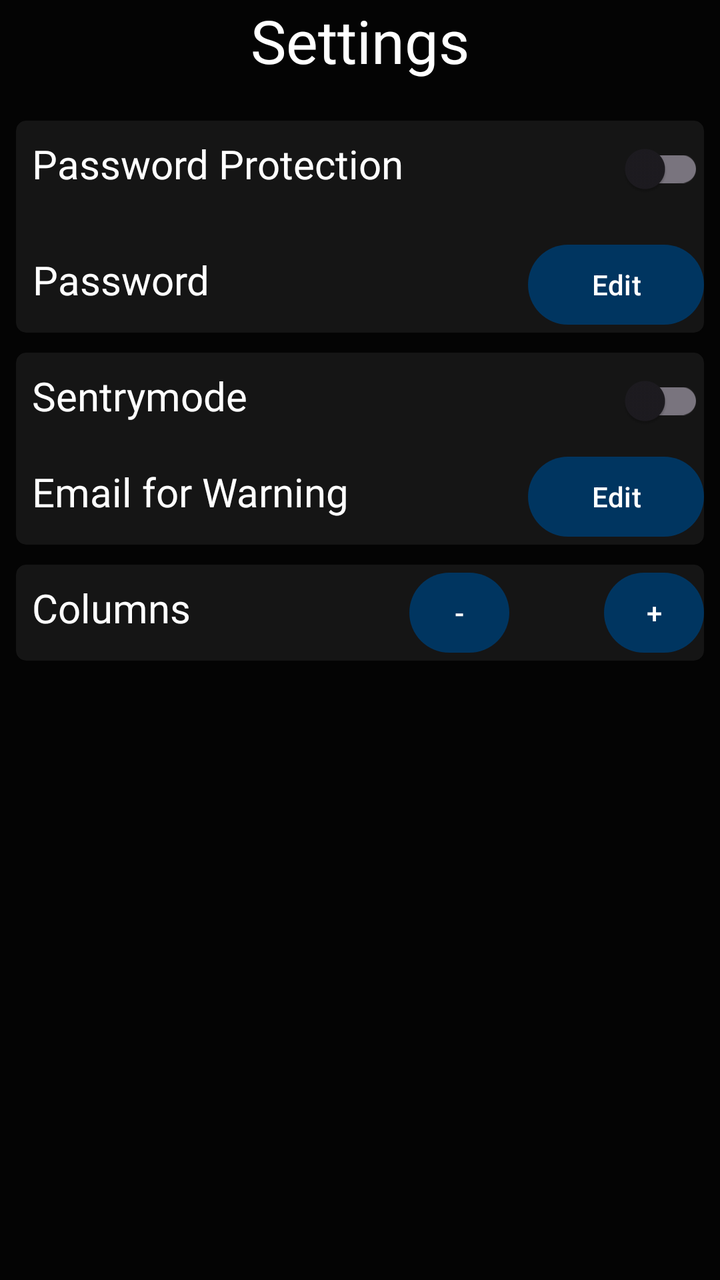
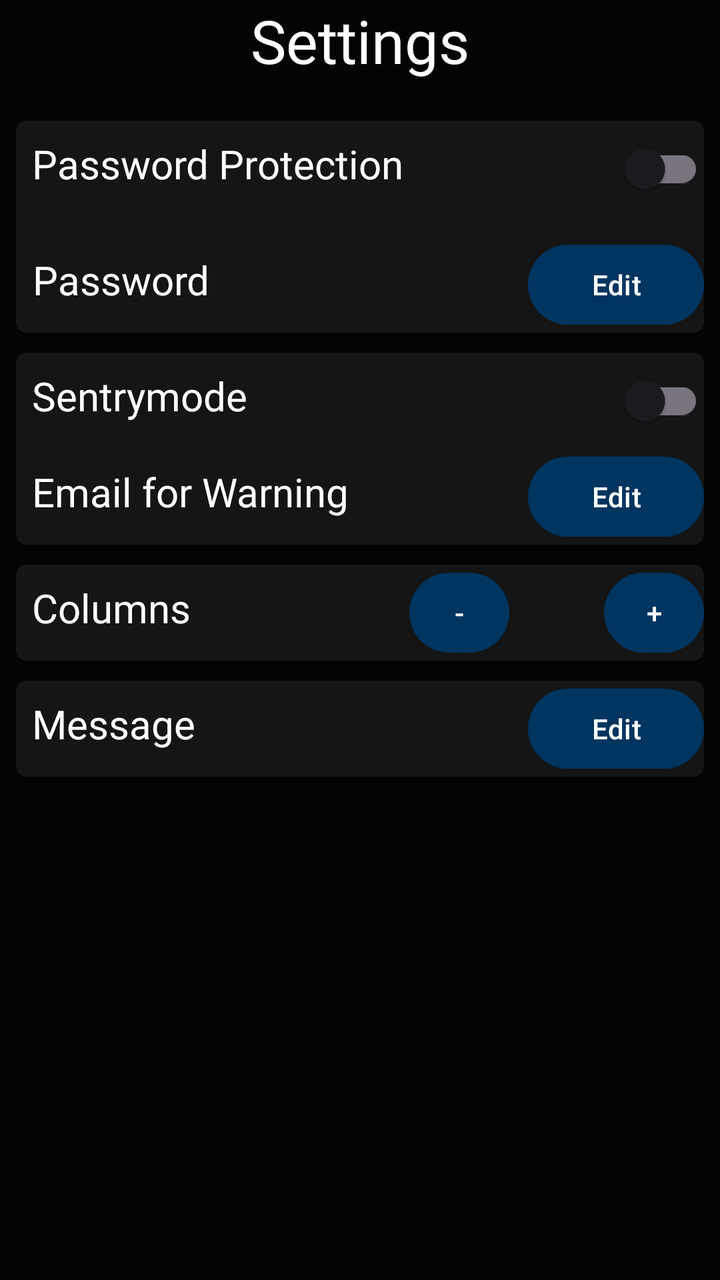

Two renders of the same Android screen: before a commit and after it. Below are the layout's source before the change and the commit's diff.
<!-- AndroidManifest.xml: application theme Theme.RUBMotorsportGroup2 -->
<!-- res/layout/fragment_settings.xml -->
<?xml version="1.0" encoding="utf-8"?>
<FrameLayout xmlns:android="http://schemas.android.com/apk/res/android"
    xmlns:app="http://schemas.android.com/apk/res-auto"
    xmlns:tools="http://schemas.android.com/tools"
    android:layout_width="match_parent"
    android:layout_height="match_parent"
    tools:context=".fragments.fragment_settings">

    <ScrollView
        android:layout_width="match_parent"
        android:layout_height="match_parent">

        <LinearLayout
            android:layout_width="match_parent"
            android:layout_height="wrap_content"
            android:background="@color/BackgroundColor"
            android:orientation="vertical">

            <TextView
                android:id="@+id/settings_settingsView"
                android:layout_width="match_parent"
                android:layout_height="wrap_content"
                android:layout_marginBottom="20sp"
                android:fontFamily="@font/roboto"
                android:gravity="center"
                android:text="@string/settings_settings"
                android:textColor="@color/white"
                android:textSize="30sp" />

            <androidx.cardview.widget.CardView
                android:id="@+id/settings_password_card"
                android:layout_width="match_parent"
                android:layout_height="wrap_content"
                android:layout_marginStart="8dp"
                android:layout_marginEnd="8dp"
                android:layout_marginBottom="10sp"
                app:cardBackgroundColor="@color/ElementColor"
                app:cardCornerRadius="5dp">

                <LinearLayout
                    android:layout_width="match_parent"
                    android:layout_height="wrap_content"
                    android:orientation="vertical">

                    <RelativeLayout
                        android:id="@+id/password_edit"
                        android:layout_width="match_parent"
                        android:layout_height="wrap_content"
                        android:layout_marginBottom="10dp"
                        android:orientation="horizontal">

                        <TextView
                            android:id="@+id/settings_password_protection"
                            android:layout_width="wrap_content"
                            android:layout_height="wrap_content"
                            android:layout_marginStart="8dp"
                            android:layout_marginTop="8dp"
                            android:fontFamily="@font/roboto"
                            android:text="@string/settings_password_protection"
                            android:textColor="@color/white"
                            android:textSize="20sp"
                            app:layout_constraintStart_toStartOf="parent"
                            app:layout_constraintTop_toTopOf="parent" />

                        <androidx.appcompat.widget.SwitchCompat
                            android:id="@+id/settings_password_pro_switch"
                            android:layout_width="wrap_content"
                            android:layout_height="wrap_content"
                            android:layout_alignParentEnd="true" />
                    </RelativeLayout>

                    <RelativeLayout
                        android:layout_width="match_parent"
                        android:layout_height="wrap_content">

                        <TextView
                            android:id="@+id/settings_password"
                            android:layout_width="wrap_content"
                            android:layout_height="wrap_content"
                            android:layout_marginStart="8dp"
                            android:layout_marginTop="8dp"
                            android:fontFamily="@font/roboto"
                            android:gravity="center"
                            android:text="@string/settings_password"
                            android:textColor="@color/white"
                            android:textSize="20sp" />

                        <Button
                            android:id="@+id/settings_editPassBtn"
                            android:layout_width="wrap_content"
                            android:layout_height="wrap_content"
                            android:layout_alignParentEnd="true"
                            android:text="Edit" />

                    </RelativeLayout>

                </LinearLayout>
            </androidx.cardview.widget.CardView>

            <androidx.cardview.widget.CardView
                android:id="@+id/settings_mode_card"
                android:layout_width="match_parent"
                android:layout_height="wrap_content"
                android:layout_marginStart="8dp"
                android:layout_marginEnd="8dp"
                android:layout_marginBottom="10sp"
                app:cardBackgroundColor="@color/ElementColor"
                app:cardCornerRadius="5dp">

                <LinearLayout
                    android:layout_width="match_parent"
                    android:layout_height="wrap_content"
                    android:orientation="vertical">

                    <RelativeLayout
                        android:id="@+id/settings_sentrymode"
                        android:layout_width="match_parent"
                        android:layout_height="wrap_content">

                        <TextView
                            android:id="@+id/settings_sentrymodeview"
                            android:layout_width="wrap_content"
                            android:layout_height="wrap_content"
                            android:layout_marginStart="8dp"
                            android:layout_marginTop="8dp"
                            android:fontFamily="@font/roboto"
                            android:text="@string/settings_sentry"
                            android:textColor="@color/white"
                            android:textSize="20sp"
                            app:layout_constraintStart_toStartOf="parent"
                            app:layout_constraintTop_toTopOf="parent" />

                        <androidx.appcompat.widget.SwitchCompat
                            android:id="@+id/settings_sentryModeSwitch"
                            android:layout_width="wrap_content"
                            android:layout_height="wrap_content"
                            android:layout_alignParentEnd="true" />

                    </RelativeLayout>

                    <RelativeLayout
                        android:layout_width="match_parent"
                        android:layout_height="wrap_content">

                        <TextView
                            android:id="@+id/settings_email"
                            android:layout_width="wrap_content"
                            android:layout_height="wrap_content"
                            android:layout_marginStart="8dp"
                            android:layout_marginTop="8dp"
                            android:fontFamily="@font/roboto"
                            android:text="@string/mailManager_title"
                            android:textColor="@color/white"
                            android:textSize="20sp"
                            app:layout_constraintStart_toStartOf="parent"
                            app:layout_constraintTop_toTopOf="parent" />

                        <Button
                            android:id="@+id/settings_editMailBtn"
                            android:layout_width="wrap_content"
                            android:layout_height="wrap_content"
                            android:layout_alignParentEnd="true"
                            android:text="Edit" />
                    </RelativeLayout>
                </LinearLayout>
            </androidx.cardview.widget.CardView>

            <androidx.cardview.widget.CardView
                android:layout_width="match_parent"
                android:layout_height="wrap_content"
                android:layout_marginStart="8dp"
                android:layout_marginEnd="8dp"
                android:layout_marginBottom="10sp"
                app:cardBackgroundColor="@color/ElementColor"
                app:cardCornerRadius="5dp">

                <RelativeLayout
                    android:layout_width="match_parent"
                    android:layout_height="wrap_content">

                    <TextView
                        android:id="@+id/settings_column"
                        android:layout_width="wrap_content"
                        android:layout_height="wrap_content"
                        android:layout_marginStart="8dp"
                        android:layout_marginTop="8dp"
                        android:fontFamily="@font/roboto"
                        android:text="@string/settings_columns"
                        android:textColor="@color/white"
                        android:textSize="20sp" />

                    <Button
                        android:id="@+id/settings_plusbutton"
                        android:layout_width="50dp"
                        android:layout_height="wrap_content"
                        android:layout_alignParentEnd="true"
                        android:padding="10dp"
                        android:text="@string/settings_plus"></Button>

                    <TextView
                        android:id="@+id/settings_columsdisplay"
                        android:layout_width="wrap_content"
                        android:layout_height="wrap_content"
                        android:layout_marginTop="8dp"
                        android:layout_toStartOf="@id/settings_plusbutton"
                        android:ems="2"
                        android:fontFamily="@font/roboto"
                        android:textAlignment="center"
                        android:textSize="20sp">

                    </TextView>

                    <Button
                        android:id="@+id/settings_minusbutton"
                        android:layout_width="50dp"
                        android:layout_height="wrap_content"
                        android:layout_toStartOf="@id/settings_columsdisplay"
                        android:padding="10dp"
                        android:text="@string/settings_minus"></Button>


                </RelativeLayout>

            </androidx.cardview.widget.CardView>


        </LinearLayout>
    </ScrollView>

</FrameLayout>
<!-- resources referenced by this layout -->
<resources>
  <color name="BackgroundColor">#040404</color>
  <color name="ElementColor">#151515</color>
  <color name="white">#FFFFFFFF</color>
  <string name="mailManager_title">Email for Warning</string>
  <string name="settings_columns">Columns</string>
  <string name="settings_minus">-</string>
  <string name="settings_password">Password</string>
  <string name="settings_password_protection">Password Protection</string>
  <string name="settings_plus">+</string>
  <string name="settings_sentry">Sentrymode</string>
  <string name="settings_settings">Settings</string>
  <style name="Theme.RUBMotorsportGroup2" parent="Base.Theme.RUBMotorsportGroup2" />
  <style name="Base.Theme.RUBMotorsportGroup2" parent="Theme.Material3.DayNight.NoActionBar">
          <item name="colorPrimary">@color/RubColorBlue</item>
          <item name="android:windowBackground">@color/BackgroundColor</item>
          <item name="colorAccent">@color/ElementColor</item>
          <item name="colorSecondaryContainer">@color/white</item>
          <item name="colorSecondaryFixed">@color/white</item>
          <item name="android:textColorSecondary">@color/white</item>
          <item name="android:textColorSecondaryInverse">@color/black</item>
          <item name="android:textColorTertiary">@color/white</item>
          <item name="android:textColorTertiaryInverse">@color/black</item>
          <item name="android:backgroundTint">@null</item>
          
          
      </style>
  <color name="RubColorBlue">#003560</color>
  <color name="black">#FF000000</color>
</resources>

<!-- the commit's change to res/layout/fragment_settings.xml (unified diff, before → after) -->
@@ -90,7 +90,7 @@
                             android:layout_width="wrap_content"
                             android:layout_height="wrap_content"
                             android:layout_alignParentEnd="true"
-                            android:text="Edit" />
+                            android:text="@string/settings_editButton" />
 
                     </RelativeLayout>
 
@@ -160,7 +160,7 @@
                             android:layout_width="wrap_content"
                             android:layout_height="wrap_content"
                             android:layout_alignParentEnd="true"
-                            android:text="Edit" />
+                            android:text="@string/settings_editButton" />
                     </RelativeLayout>
                 </LinearLayout>
             </androidx.cardview.widget.CardView>
@@ -223,6 +223,43 @@
 
             </androidx.cardview.widget.CardView>
 
+            <androidx.cardview.widget.CardView
+                android:layout_width="match_parent"
+                android:layout_height="wrap_content"
+                android:layout_marginStart="8dp"
+                android:layout_marginEnd="8dp"
+                android:layout_marginBottom="10sp"
+                app:cardBackgroundColor="@color/ElementColor"
+                app:cardCornerRadius="5dp">
+
+                <RelativeLayout
+                    android:layout_width="match_parent"
+                    android:layout_height="wrap_content">
+
+                    <TextView
+                        android:id="@+id/settings_message"
+                        android:layout_width="wrap_content"
+                        android:layout_height="wrap_content"
+                        android:layout_marginStart="8dp"
+                        android:layout_marginTop="8dp"
+                        android:fontFamily="@font/roboto"
+                        android:text="@string/settings_message"
+                        android:textColor="@color/white"
+                        android:textSize="20sp" />
+
+                    <Button
+                        android:id="@+id/settings_editMessBtn"
+                        android:layout_width="wrap_content"
+                        android:layout_height="wrap_content"
+                        android:layout_alignParentEnd="true"
+                        android:text="@string/settings_editButton" />
+
+
+                </RelativeLayout>
+
+            </androidx.cardview.widget.CardView>
+
+
 
         </LinearLayout>
     </ScrollView>
<!-- resource entries referenced after the edit -->
@@ -5,6 +5,8 @@
   <color name="white">#FFFFFFFF</color>
   <string name="mailManager_title">Email for Warning</string>
   <string name="settings_columns">Columns</string>
+  <string name="settings_editButton">Edit</string>
+  <string name="settings_message">Message</string>
   <string name="settings_minus">-</string>
   <string name="settings_password">Password</string>
   <string name="settings_password_protection">Password Protection</string>
